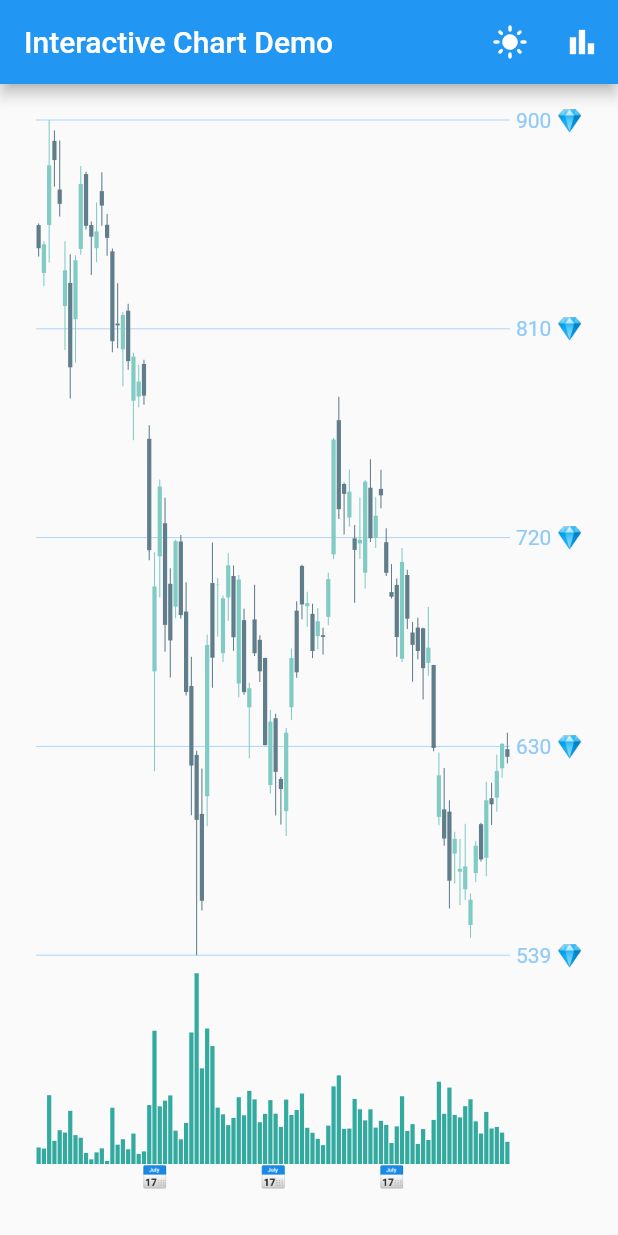
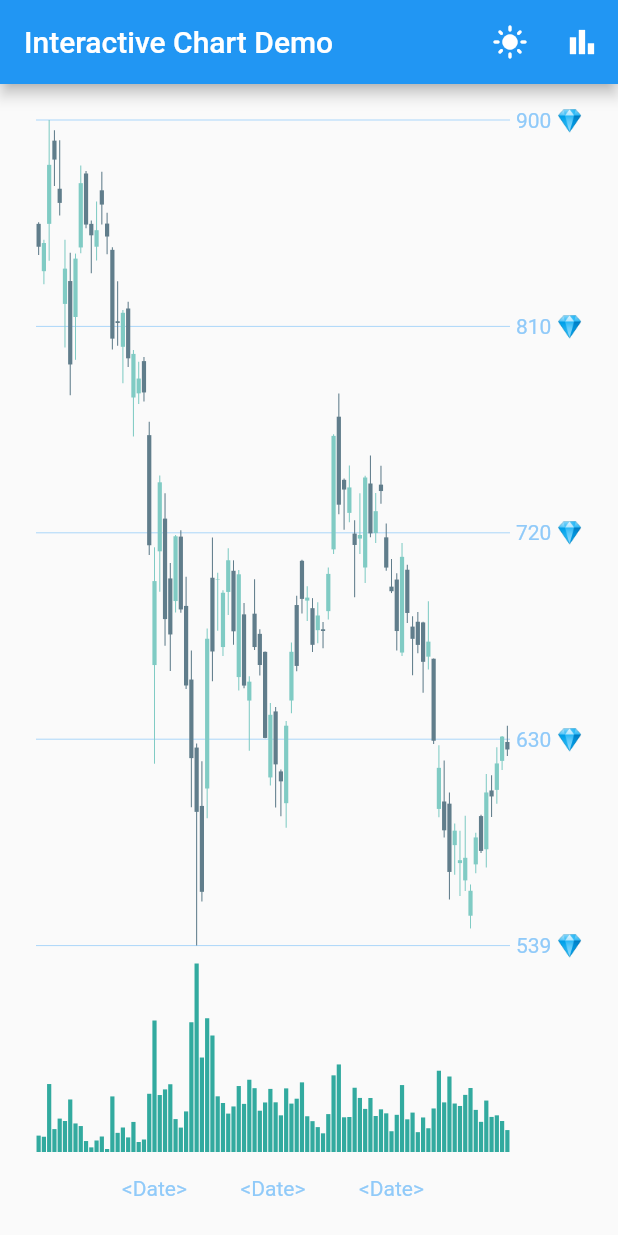
Before and after one commit to fluttercandies/flutter-interactive-chart, a Flutter app: the screen it shows after launch, after a tap on the "dark mode" icon, on a phone screen of 412 x 824 dp. Run offline on Flutter 3.47's test engine with Material 2 defaults, Android fonts, the phone set to English and light mode, and no system bars.

Commit message:
Align date/time labels towards vertical bottom

```diff
--- a/example/lib/main.dart
+++ b/example/lib/main.dart
@@ -61,17 +61,18 @@ class _MyAppState extends State<MyApp> {
               trendLineColor: Colors.blueGrey[200]!,
               priceGridLineColor: Colors.blue[200]!,
               priceLabelStyle: TextStyle(color: Colors.blue[200]),
-              timeLabelStyle: TextStyle(color: Colors.indigo),
+              timeLabelStyle: TextStyle(color: Colors.blue[200]),
               selectionHighlightColor: Colors.red.withOpacity(0.2),
               overlayBackgroundColor: Colors.red[900]!.withOpacity(0.6),
               overlayTextStyle: TextStyle(color: Colors.red[100]),
+              timeLabelHeight: 32,
             ),
             overlayInfo: (candle) => {
               "💎": "🤚    ",
               "高": "${candle.high?.toStringAsFixed(2)}",
               "低": "${candle.low?.toStringAsFixed(2)}",
             },
-            timeLabel: (timestamp, count) => "📅",
+            timeLabel: (timestamp, count) => "<Date>",
             priceLabel: (price) => "${price.round()} 💎",
           ),
         ),
--- a/lib/chart_painter.dart
+++ b/lib/chart_painter.dart
@@ -68,7 +68,13 @@ class ChartPainter extends CustomPainter {
         )
           ..textDirection = TextDirection.ltr
           ..layout();
-        timeTp.paint(canvas, Offset(x - timeTp.width / 2, params.chartHeight));
+
+        // Align texts towards vertical bottom
+        final topPadding = params.style.timeLabelHeight - timeTp.height;
+        timeTp.paint(
+          canvas,
+          Offset(x - timeTp.width / 2, params.chartHeight + topPadding),
+        );
       }
     }
   }
```
